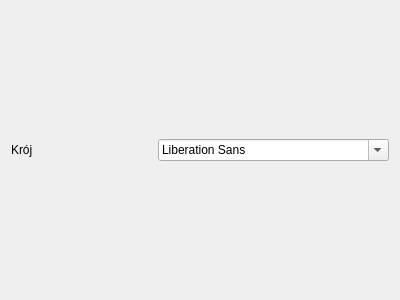
Qt form src/uis/TextEditOptions.ui (A1rWaxta/RasterShop) before a commit.
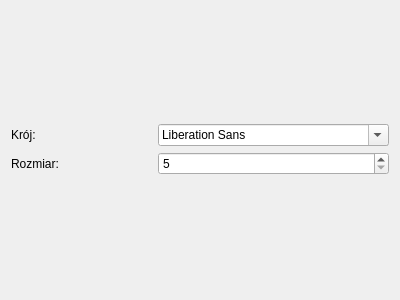
The same form after that commit.

```diff
--- a/src/uis/TextEditOptions.ui
+++ b/src/uis/TextEditOptions.ui
@@ -16,13 +16,30 @@
   <layout class="QGridLayout" name="gridLayout">
    <item row="0" column="0">
     <layout class="QGridLayout" name="gridLayout_2">
-     <item row="0" column="1">
-      <widget class="QFontComboBox" name="fontComboBox"/>
-     </item>
      <item row="0" column="0">
       <widget class="QLabel" name="label">
        <property name="text">
-        <string>Krój</string>
+        <string>Krój:</string>
+       </property>
+      </widget>
+     </item>
+     <item row="0" column="1">
+      <widget class="QFontComboBox" name="fontComboBox"/>
+     </item>
+     <item row="1" column="0">
+      <widget class="QLabel" name="label_2">
+       <property name="text">
+        <string>Rozmiar:</string>
+       </property>
+      </widget>
+     </item>
+     <item row="1" column="1">
+      <widget class="QSpinBox" name="fontSizeSpinBox">
+       <property name="minimum">
+        <number>5</number>
+       </property>
+       <property name="maximum">
+        <number>50</number>
        </property>
       </widget>
      </item>
```
